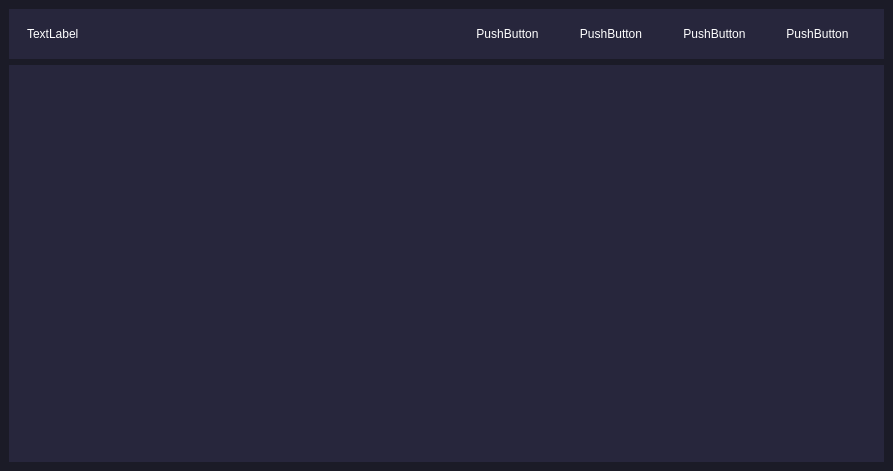
Before: the Qt Designer form interface.ui in KofanovE/GuiLukplast, drawn with Qt 5.
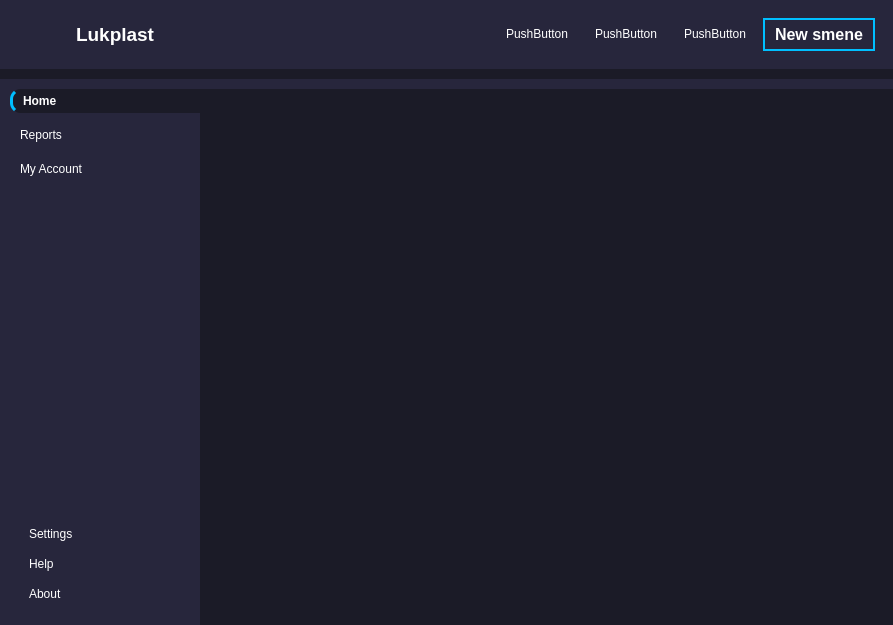
After: the same form once the commit is applied. Icons and pictures are not drawn.

Commit message: dev_0_7_refactor: add buttons and widgets

```diff
--- a/interface.ui
+++ b/interface.ui
@@ -7,7 +7,7 @@
     <x>0</x>
     <y>0</y>
     <width>893</width>
-    <height>471</height>
+    <height>625</height>
    </rect>
   </property>
   <property name="windowTitle">
@@ -22,7 +22,7 @@
 	margin: 0;
 	color: #fff;
 }
-#centralwidget{
+#centralwidget, #homeBtn, #mainBodyContent{
 	background-color: #1b1b27;
 }
 
@@ -30,14 +30,49 @@
 	background-color: #27263c;
 }
 
+#pushButton{
+	border: 2px solid #00bfff;
+	border-radius: 19px;
+	text-align: center;
+
+}
+
+
+QPushButton{
+	text-align: left;
+	padding:5px 10px;
+	border-top-left-radius: 10px;
+	border-bottom-left-radius: 10px;
+}
+
+#homeBtn{
+	border-left: 3px solid #00bfff;
+	font-weight: bold;
+}
+
 </string>
   </property>
   <widget class="QWidget" name="centralwidget">
    <layout class="QVBoxLayout" name="verticalLayout">
+    <property name="spacing">
+     <number>10</number>
+    </property>
+    <property name="leftMargin">
+     <number>0</number>
+    </property>
+    <property name="topMargin">
+     <number>0</number>
+    </property>
+    <property name="rightMargin">
+     <number>0</number>
+    </property>
+    <property name="bottomMargin">
+     <number>0</number>
+    </property>
     <item>
      <widget class="QWidget" name="header" native="true">
       <layout class="QHBoxLayout" name="horizontalLayout">
-       <item>
+       <item alignment="Qt::AlignLeft">
         <widget class="QFrame" name="frame_2">
          <property name="frameShape">
           <enum>QFrame::StyledPanel</enum>
@@ -46,17 +81,41 @@
           <enum>QFrame::Raised</enum>
          </property>
          <layout class="QHBoxLayout" name="horizontalLayout_4">
-          <item alignment="Qt::AlignTop">
+          <item>
+           <widget class="QPushButton" name="pushButton_5">
+            <property name="text">
+             <string/>
+            </property>
+            <property name="icon">
+             <iconset resource="QSS/QSS_Resources.qrc">
+              <normaloff>:/icons/Icons/align-justify.png</normaloff>:/icons/Icons/align-justify.png</iconset>
+            </property>
+            <property name="iconSize">
+             <size>
+              <width>24</width>
+              <height>24</height>
+             </size>
+            </property>
+           </widget>
+          </item>
+          <item>
            <widget class="QLabel" name="label">
+            <property name="font">
+             <font>
+              <pointsize>14</pointsize>
+              <weight>75</weight>
+              <bold>true</bold>
+             </font>
+            </property>
             <property name="text">
-             <string>TextLabel</string>
+             <string>Lukplast</string>
             </property>
            </widget>
           </item>
          </layout>
         </widget>
        </item>
-       <item alignment="Qt::AlignTop">
+       <item alignment="Qt::AlignRight|Qt::AlignTop">
         <widget class="QFrame" name="frame">
          <property name="frameShape">
           <enum>QFrame::StyledPanel</enum>
@@ -88,8 +147,31 @@
           </item>
           <item>
            <widget class="QPushButton" name="pushButton">
+            <property name="minimumSize">
+             <size>
+              <width>0</width>
+              <height>0</height>
+             </size>
+            </property>
+            <property name="font">
+             <font>
+              <pointsize>12</pointsize>
+              <weight>75</weight>
+              <bold>true</bold>
+             </font>
+            </property>
             <property name="text">
-             <string>PushButton</string>
+             <string>New smene</string>
+            </property>
+            <property name="icon">
+             <iconset resource="QSS/QSS_Resources.qrc">
+              <normaloff>:/icons/Icons/users.png</normaloff>:/icons/Icons/users.png</iconset>
+            </property>
+            <property name="iconSize">
+             <size>
+              <width>24</width>
+              <height>24</height>
+             </size>
             </property>
            </widget>
           </item>
@@ -108,28 +190,193 @@
        </sizepolicy>
       </property>
       <layout class="QHBoxLayout" name="horizontalLayout_2">
+       <property name="spacing">
+        <number>0</number>
+       </property>
+       <property name="leftMargin">
+        <number>0</number>
+       </property>
+       <property name="topMargin">
+        <number>10</number>
+       </property>
+       <property name="rightMargin">
+        <number>0</number>
+       </property>
+       <property name="bottomMargin">
+        <number>0</number>
+       </property>
        <item>
-        <widget class="QFrame" name="frame_3">
+        <widget class="QFrame" name="leftMenu">
+         <property name="minimumSize">
+          <size>
+           <width>200</width>
+           <height>0</height>
+          </size>
+         </property>
          <property name="frameShape">
           <enum>QFrame::StyledPanel</enum>
          </property>
          <property name="frameShadow">
           <enum>QFrame::Raised</enum>
          </property>
+         <layout class="QVBoxLayout" name="verticalLayout_3">
+          <property name="spacing">
+           <number>0</number>
+          </property>
+          <property name="leftMargin">
+           <number>0</number>
+          </property>
+          <property name="topMargin">
+           <number>0</number>
+          </property>
+          <property name="rightMargin">
+           <number>0</number>
+          </property>
+          <property name="bottomMargin">
+           <number>0</number>
+          </property>
+          <item>
+           <widget class="QWidget" name="widget" native="true">
+            <layout class="QVBoxLayout" name="verticalLayout_4">
+             <property name="spacing">
+              <number>0</number>
+             </property>
+             <property name="leftMargin">
+              <number>10</number>
+             </property>
+             <property name="topMargin">
+              <number>0</number>
+             </property>
+             <property name="rightMargin">
+              <number>0</number>
+             </property>
+             <property name="bottomMargin">
+              <number>10</number>
+             </property>
+             <item>
+              <widget class="QFrame" name="frame_3">
+               <property name="frameShape">
+                <enum>QFrame::StyledPanel</enum>
+               </property>
+               <property name="frameShadow">
+                <enum>QFrame::Raised</enum>
+               </property>
+               <layout class="QVBoxLayout" name="verticalLayout_5">
+                <property name="spacing">
+                 <number>10</number>
+                </property>
+                <property name="leftMargin">
+                 <number>0</number>
+                </property>
+                <property name="topMargin">
+                 <number>0</number>
+                </property>
+                <property name="rightMargin">
+                 <number>0</number>
+                </property>
+                <property name="bottomMargin">
+                 <number>0</number>
+                </property>
+                <item>
+                 <widget class="QPushButton" name="homeBtn">
+                  <property name="text">
+                   <string>Home</string>
+                  </property>
+                  <property name="icon">
+                   <iconset resource="QSS/QSS_Resources.qrc">
+                    <normaloff>:/icons/Icons/home.png</normaloff>:/icons/Icons/home.png</iconset>
+                  </property>
+                 </widget>
+                </item>
+                <item>
+                 <widget class="QPushButton" name="ReportsBtn">
+                  <property name="text">
+                   <string>Reports</string>
+                  </property>
+                 </widget>
+                </item>
+                <item>
+                 <widget class="QPushButton" name="accountBtn">
+                  <property name="text">
+                   <string>My Account</string>
+                  </property>
+                 </widget>
+                </item>
+               </layout>
+              </widget>
+             </item>
+             <item>
+              <spacer name="verticalSpacer">
+               <property name="orientation">
+                <enum>Qt::Vertical</enum>
+               </property>
+               <property name="sizeHint" stdset="0">
+                <size>
+                 <width>20</width>
+                 <height>40</height>
+                </size>
+               </property>
+              </spacer>
+             </item>
+             <item>
+              <widget class="QFrame" name="frame_4">
+               <property name="frameShape">
+                <enum>QFrame::StyledPanel</enum>
+               </property>
+               <property name="frameShadow">
+                <enum>QFrame::Raised</enum>
+               </property>
+               <layout class="QVBoxLayout" name="verticalLayout_6">
+                <item>
+                 <widget class="QPushButton" name="settingsBtn">
+                  <property name="text">
+                   <string>Settings</string>
+                  </property>
+                 </widget>
+                </item>
+                <item>
+                 <widget class="QPushButton" name="helpBtn">
+                  <property name="text">
+                   <string>Help</string>
+                  </property>
+                 </widget>
+                </item>
+                <item>
+                 <widget class="QPushButton" name="aboutBtn">
+                  <property name="text">
+                   <string>About </string>
+                  </property>
+                 </widget>
+                </item>
+               </layout>
+              </widget>
+             </item>
+            </layout>
+           </widget>
+          </item>
+         </layout>
         </widget>
        </item>
        <item>
-        <widget class="QFrame" name="frame_4">
+        <widget class="QFrame" name="mainBodyContent">
          <property name="frameShape">
           <enum>QFrame::StyledPanel</enum>
          </property>
          <property name="frameShadow">
           <enum>QFrame::Raised</enum>
          </property>
+         <layout class="QVBoxLayout" name="verticalLayout_2">
+          <item>
+           <widget class="QStackedWidget" name="stackedWidget">
+            <widget class="QWidget" name="page"/>
+            <widget class="QWidget" name="page_2"/>
+           </widget>
+          </item>
+         </layout>
         </widget>
        </item>
        <item>
-        <widget class="QFrame" name="frame_5">
+        <widget class="QFrame" name="rithtMenu">
          <property name="frameShape">
           <enum>QFrame::StyledPanel</enum>
          </property>
```
